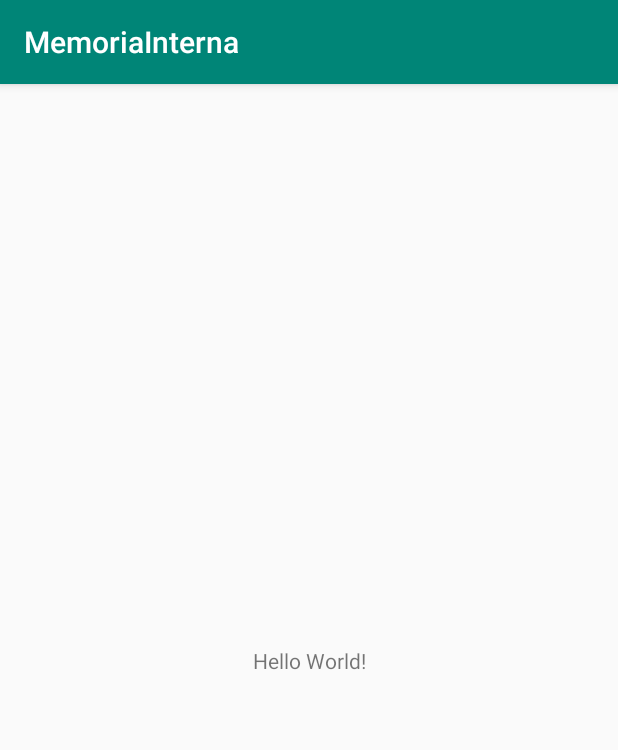
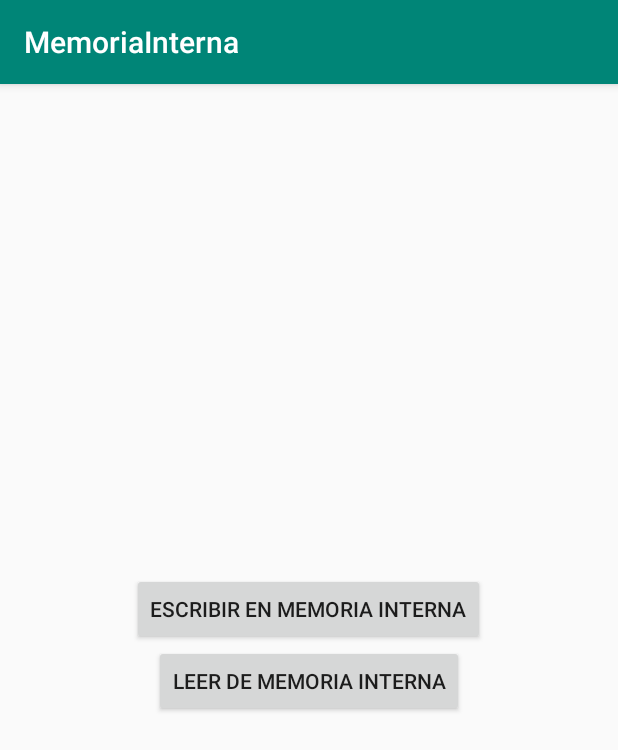
Before and after one commit to jonaygarciav/pmdm_android_java_memoriainterna, an Android app: the screen it shows after launch (MainActivity), on a phone screen of 412 x 824 dp. Shown: the top 750 px of the screen. Run offline under Robolectric (Android 15) with nearby library versions, the phone set to English and light mode, and no system bars.

Commit message:
Se añade la lógica de la aplicación

```diff
--- a/app/src/main/java/com/example/memoriainterna/MainActivity.java
+++ b/app/src/main/java/com/example/memoriainterna/MainActivity.java
@@ -2,13 +2,83 @@ package com.example.memoriainterna;
 
 import androidx.appcompat.app.AppCompatActivity;
 
+import android.content.Context;
 import android.os.Bundle;
+import android.util.Log;
+import android.view.View;
+import android.widget.Button;
+import android.widget.TextView;
+import android.widget.Toast;
+
+import java.io.BufferedReader;
+import java.io.InputStreamReader;
+import java.io.OutputStreamWriter;
 
 public class MainActivity extends AppCompatActivity {
+
+    private String filename = "file_mem_int.txt";
+
+    private Button bt_write;
+    private Button bt_read;
+    private TextView tv_file_content;
 
     @Override
     protected void onCreate(Bundle savedInstanceState) {
         super.onCreate(savedInstanceState);
         setContentView(R.layout.activity_main);
+
+        // Elements of Activity
+        bt_write = findViewById(R.id.bt_write);
+        bt_read = findViewById(R.id.bt_read);
+        tv_file_content = findViewById(R.id.tv_file_content);
+
+        bt_write.setOnClickListener(new View.OnClickListener() {
+            public void onClick(View v) {
+                // Code here executes on main thread after user presses button
+                try
+                {
+                    OutputStreamWriter fout=
+                            new OutputStreamWriter(
+                                    openFileOutput(filename, Context.MODE_PRIVATE));
+
+                    fout.write("Escribiendo en un fichero en la memoria interna.");
+                    fout.close();
+
+                    String mensaje = "Fichero " + filename + " creado correctamente.";
+                    Toast toast1 = Toast.makeText(getApplicationContext(), mensaje, Toast.LENGTH_LONG);
+                    toast1.show();
+
+                    bt_write.setEnabled(false);
+                }
+                catch (Exception ex)
+                {
+                    Log.e("Ficheros", "Error al escribir fichero a memoria interna");
+                }
+
+            }
+        });
+
+        bt_read.setOnClickListener(new View.OnClickListener() {
+            public void onClick(View v) {
+                // Code here executes on main thread after user presses button
+                try
+                {
+                    BufferedReader fin =
+                            new BufferedReader(
+                                    new InputStreamReader(
+                                            openFileInput(filename)));
+
+                    String texto = fin.readLine();
+                    tv_file_content.setText(texto);
+                    fin.close();
+                }
+                catch (Exception ex)
+                {
+                    Log.e("Ficheros", "Error al leer fichero desde memoria interna");
+                }
+
+            }
+        });
+
     }
 }
--- a/app/src/main/res/layout/activity_main.xml
+++ b/app/src/main/res/layout/activity_main.xml
@@ -1,18 +1,30 @@
 <?xml version="1.0" encoding="utf-8"?>
-<androidx.constraintlayout.widget.ConstraintLayout xmlns:android="http://schemas.android.com/apk/res/android"
+<LinearLayout xmlns:android="http://schemas.android.com/apk/res/android"
     xmlns:app="http://schemas.android.com/apk/res-auto"
     xmlns:tools="http://schemas.android.com/tools"
     android:layout_width="match_parent"
     android:layout_height="match_parent"
+    android:orientation="vertical"
+    android:gravity="center"
     tools:context=".MainActivity">
 
+    <Button
+        android:id="@+id/bt_write"
+        android:layout_height="wrap_content"
+        android:layout_width="wrap_content"
+        android:text="@string/bt_str_write" />
+
+    <Button
+        android:id="@+id/bt_read"
+        android:layout_height="wrap_content"
+        android:layout_width="wrap_content"
+        android:text="@string/bt_str_read" />
+
     <TextView
+        android:id="@+id/tv_file_content"
         android:layout_width="wrap_content"
         android:layout_height="wrap_content"
-        android:text="Hello World!"
-        app:layout_constraintBottom_toBottomOf="parent"
-        app:layout_constraintLeft_toLeftOf="parent"
-        app:layout_constraintRight_toRightOf="parent"
-        app:layout_constraintTop_toTopOf="parent" />
+        android:text="@string/tv_str_file_content" />
 
-</androidx.constraintlayout.widget.ConstraintLayout>
+
+</LinearLayout>
--- a/app/src/main/res/mipmap-anydpi-v26/ic_launcher.xml
+++ b/app/src/main/res/mipmap-anydpi-v26/ic_launcher.xml
@@ -1,5 +1,5 @@
 <?xml version="1.0" encoding="utf-8"?>
 <adaptive-icon xmlns:android="http://schemas.android.com/apk/res/android">
-    <background android:drawable="@drawable/ic_launcher_background" />
-    <foreground android:drawable="@drawable/ic_launcher_foreground" />
+    <background android:drawable="@drawable/ic_launcher_background"/>
+    <foreground android:drawable="@drawable/ic_launcher_foreground"/>
 </adaptive-icon>
--- a/app/src/main/res/mipmap-anydpi-v26/ic_launcher_round.xml
+++ b/app/src/main/res/mipmap-anydpi-v26/ic_launcher_round.xml
@@ -1,5 +1,5 @@
 <?xml version="1.0" encoding="utf-8"?>
 <adaptive-icon xmlns:android="http://schemas.android.com/apk/res/android">
-    <background android:drawable="@drawable/ic_launcher_background" />
-    <foreground android:drawable="@drawable/ic_launcher_foreground" />
+    <background android:drawable="@drawable/ic_launcher_background"/>
+    <foreground android:drawable="@drawable/ic_launcher_foreground"/>
 </adaptive-icon>
--- a/app/src/main/res/values/strings.xml
+++ b/app/src/main/res/values/strings.xml
@@ -1,3 +1,6 @@
 <resources>
     <string name="app_name">MemoriaInterna</string>
+    <string name="bt_str_write">Escribir en Memoria Interna</string>
+    <string name="bt_str_read">Leer de Memoria Interna</string>
+        <string name="tv_str_file_content"></string>
 </resources>
```
Also changed, not shown: app/src/main/res/drawable/ic_launcher_background.xml (+70 -166 lines), app/src/main/res/drawable/ic_launcher_foreground.xml (added, +13 -0 lines), app/src/main/ic_launcher-web.png (added), app/src/main/res/mipmap-hdpi/ic_launcher.png, app/src/main/res/mipmap-hdpi/ic_launcher_round.png, app/src/main/res/mipmap-mdpi/ic_launcher.png, app/src/main/res/mipmap-mdpi/ic_launcher_round.png, app/src/main/res/mipmap-xhdpi/ic_launcher.png, app/src/main/res/mipmap-xhdpi/ic_launcher_round.png, app/src/main/res/mipmap-xxhdpi/ic_launcher.png, app/src/main/res/mipmap-xxhdpi/ic_launcher_round.png, app/src/main/res/mipmap-xxxhdpi/ic_launcher.png, app/src/main/res/mipmap-xxxhdpi/ic_launcher_round.png.
